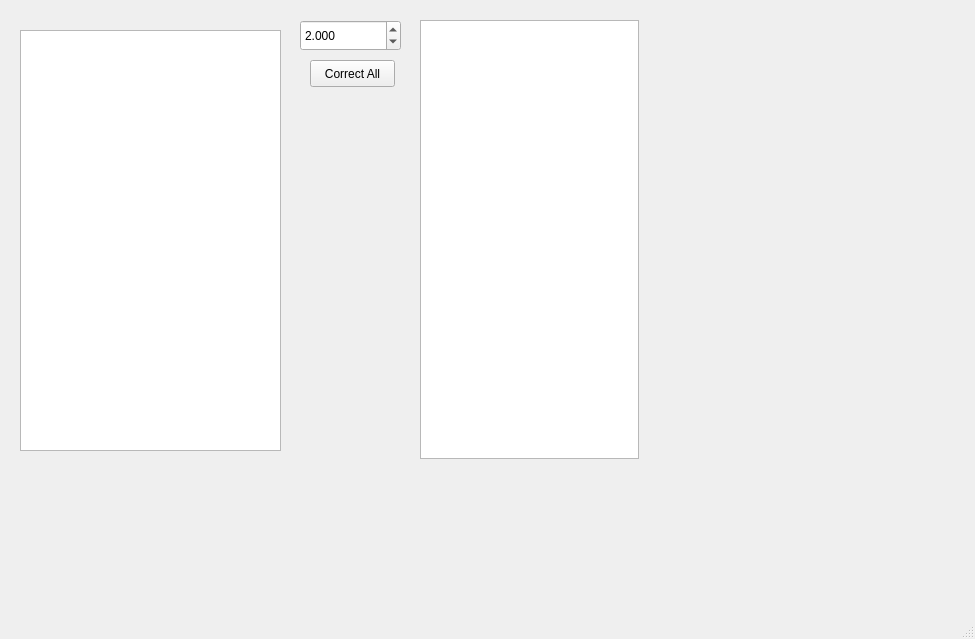
Old version of the form gui/gui.ui in the repository pathammer/Speak-and-Spell.
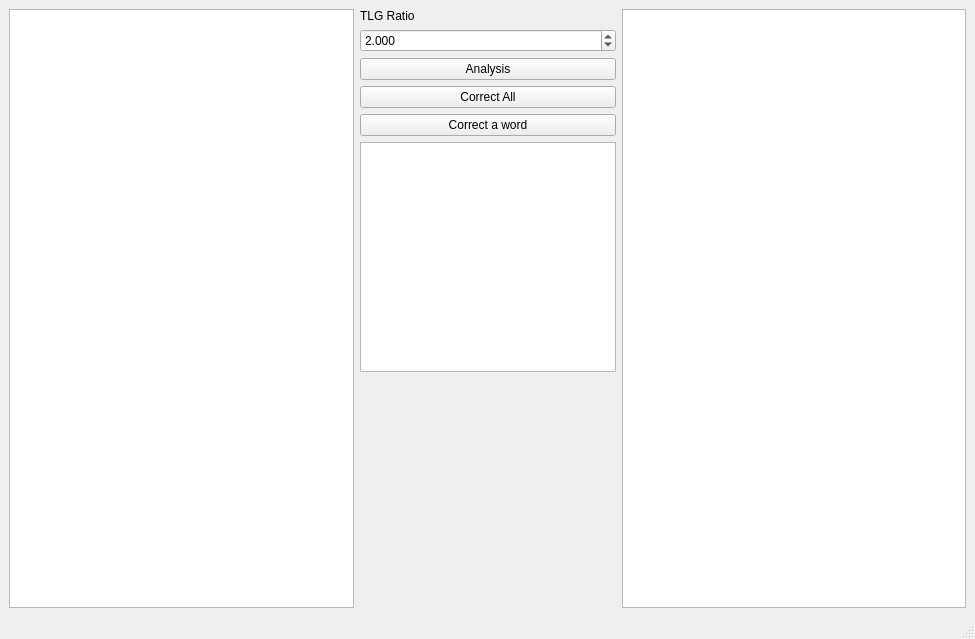
New version of the form.

The edit to the form file:
```diff
--- a/gui/gui.ui
+++ b/gui/gui.ui
@@ -20,61 +20,147 @@
    <string>MainWindow</string>
   </property>
   <widget class="QWidget" name="centralwidget">
-   <widget class="QPushButton" name="pushButton">
-    <property name="geometry">
-     <rect>
-      <x>310</x>
-      <y>60</y>
-      <width>85</width>
-      <height>27</height>
-     </rect>
-    </property>
-    <property name="text">
-     <string>Correct All</string>
-    </property>
-   </widget>
-   <widget class="QTextEdit" name="textEdit">
-    <property name="geometry">
-     <rect>
-      <x>20</x>
-      <y>30</y>
-      <width>261</width>
-      <height>421</height>
-     </rect>
-    </property>
-    <property name="sizePolicy">
-     <sizepolicy hsizetype="Maximum" vsizetype="Maximum">
-      <horstretch>0</horstretch>
-      <verstretch>0</verstretch>
-     </sizepolicy>
-    </property>
-   </widget>
-   <widget class="QTextEdit" name="textEdit_2">
-    <property name="geometry">
-     <rect>
-      <x>420</x>
-      <y>20</y>
-      <width>219</width>
-      <height>439</height>
-     </rect>
-    </property>
-   </widget>
-   <widget class="QDoubleSpinBox" name="doubleSpinBox">
-    <property name="geometry">
-     <rect>
-      <x>300</x>
-      <y>20</y>
-      <width>101</width>
-      <height>31</height>
-     </rect>
-    </property>
-    <property name="decimals">
-     <number>3</number>
-    </property>
-    <property name="value">
-     <double>2.000000000000000</double>
-    </property>
-   </widget>
+   <layout class="QHBoxLayout" name="horizontalLayout_2">
+    <item>
+     <widget class="QTextEdit" name="textEdit">
+      <property name="sizePolicy">
+       <sizepolicy hsizetype="Expanding" vsizetype="Expanding">
+        <horstretch>0</horstretch>
+        <verstretch>0</verstretch>
+       </sizepolicy>
+      </property>
+      <property name="font">
+       <font>
+        <pointsize>20</pointsize>
+       </font>
+      </property>
+     </widget>
+    </item>
+    <item>
+     <layout class="QVBoxLayout" name="verticalLayout">
+      <property name="spacing">
+       <number>6</number>
+      </property>
+      <property name="sizeConstraint">
+       <enum>QLayout::SetDefaultConstraint</enum>
+      </property>
+      <property name="leftMargin">
+       <number>0</number>
+      </property>
+      <item>
+       <widget class="QLabel" name="label_2">
+        <property name="text">
+         <string>TLG Ratio</string>
+        </property>
+       </widget>
+      </item>
+      <item>
+       <widget class="QDoubleSpinBox" name="doubleSpinBox">
+        <property name="decimals">
+         <number>3</number>
+        </property>
+        <property name="value">
+         <double>2.000000000000000</double>
+        </property>
+       </widget>
+      </item>
+      <item>
+       <widget class="QPushButton" name="pushButton_3">
+        <property name="text">
+         <string>Analysis</string>
+        </property>
+       </widget>
+      </item>
+      <item>
+       <widget class="QPushButton" name="pushButton">
+        <property name="sizePolicy">
+         <sizepolicy hsizetype="Minimum" vsizetype="Fixed">
+          <horstretch>0</horstretch>
+          <verstretch>0</verstretch>
+         </sizepolicy>
+        </property>
+        <property name="layoutDirection">
+         <enum>Qt::LeftToRight</enum>
+        </property>
+        <property name="text">
+         <string>Correct All</string>
+        </property>
+       </widget>
+      </item>
+      <item>
+       <widget class="QPushButton" name="pushButton_2">
+        <property name="text">
+         <string>Correct a word</string>
+        </property>
+       </widget>
+      </item>
+      <item>
+       <widget class="QListWidget" name="listWidget">
+        <property name="sizePolicy">
+         <sizepolicy hsizetype="Preferred" vsizetype="Expanding">
+          <horstretch>0</horstretch>
+          <verstretch>0</verstretch>
+         </sizepolicy>
+        </property>
+        <property name="font">
+         <font>
+          <pointsize>12</pointsize>
+         </font>
+        </property>
+        <property name="flow">
+         <enum>QListView::TopToBottom</enum>
+        </property>
+        <property name="isWrapping" stdset="0">
+         <bool>false</bool>
+        </property>
+        <property name="gridSize">
+         <size>
+          <width>10</width>
+          <height>20</height>
+         </size>
+        </property>
+        <property name="viewMode">
+         <enum>QListView::ListMode</enum>
+        </property>
+        <property name="modelColumn">
+         <number>0</number>
+        </property>
+        <property name="uniformItemSizes">
+         <bool>false</bool>
+        </property>
+        <property name="currentRow">
+         <number>-1</number>
+        </property>
+        <property name="sortingEnabled">
+         <bool>false</bool>
+        </property>
+       </widget>
+      </item>
+      <item>
+       <widget class="QLabel" name="label">
+        <property name="sizePolicy">
+         <sizepolicy hsizetype="Preferred" vsizetype="Expanding">
+          <horstretch>0</horstretch>
+          <verstretch>0</verstretch>
+         </sizepolicy>
+        </property>
+        <property name="text">
+         <string/>
+        </property>
+       </widget>
+      </item>
+     </layout>
+    </item>
+    <item>
+     <widget class="QTextEdit" name="textEdit_2">
+      <property name="font">
+       <font>
+        <pointsize>20</pointsize>
+       </font>
+      </property>
+     </widget>
+    </item>
+   </layout>
   </widget>
   <widget class="QMenuBar" name="menubar">
    <property name="geometry">
```
Left out of the diff: 17 changed lines with no effect on the pictures.
